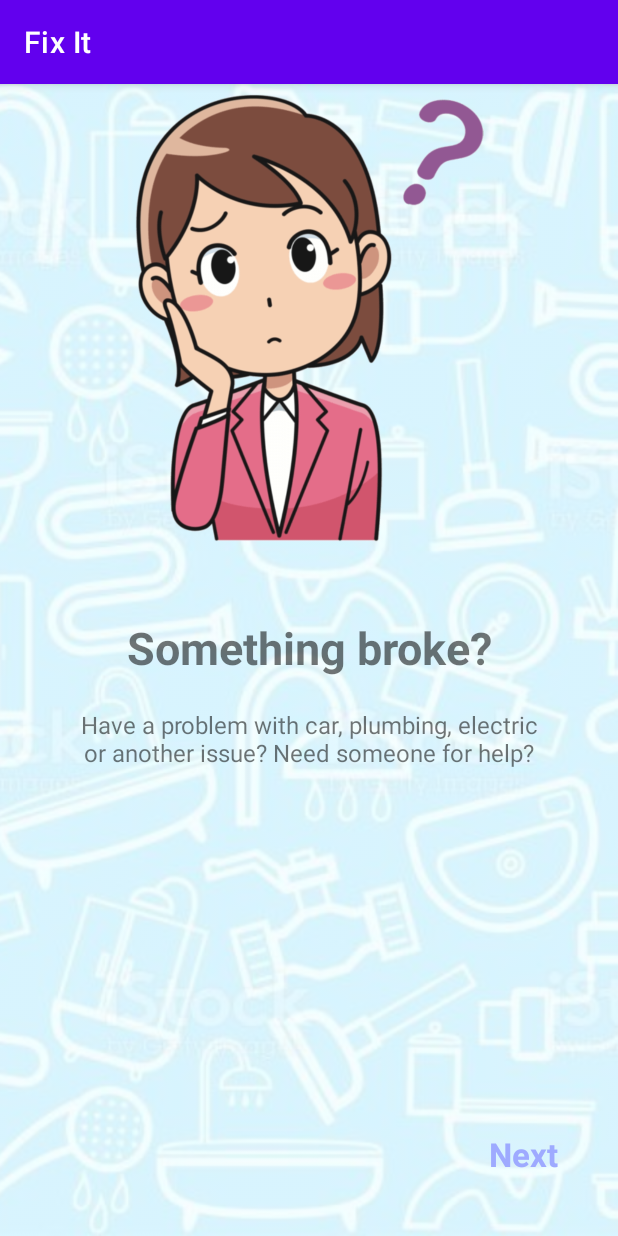
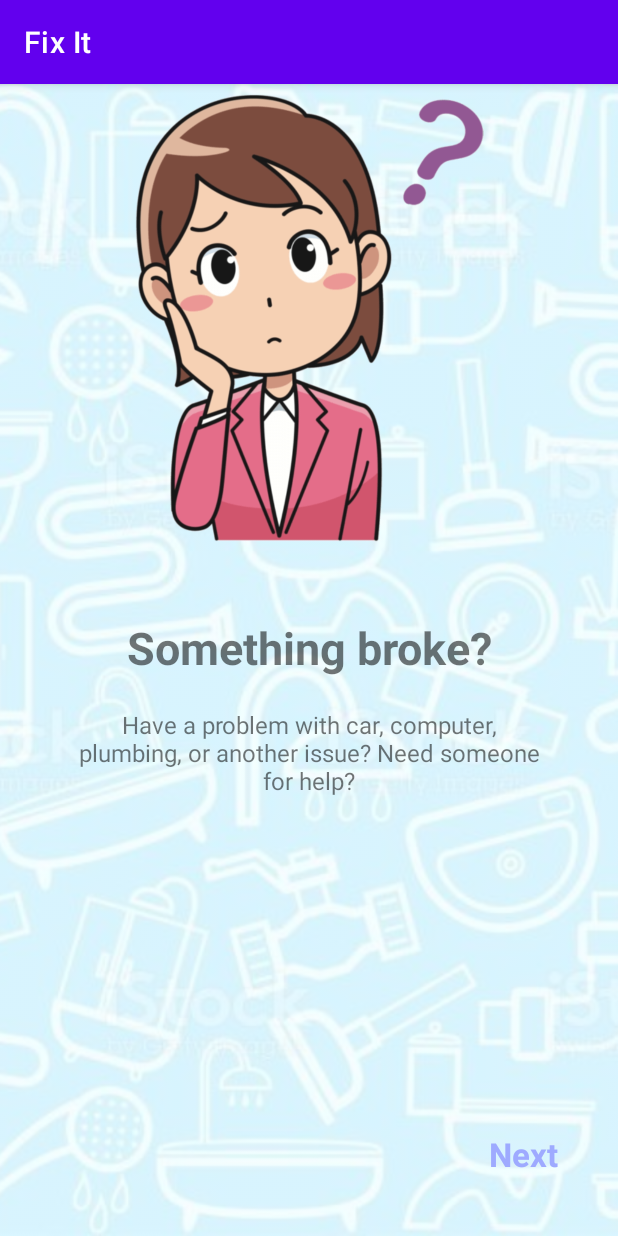
Before and after one commit to Harnet69/Fix-It, an Android app: the screen it shows after launch (MainActivity), on a phone screen of 412 x 824 dp. Run offline under Robolectric (Android 15) with nearby library versions, the phone set to English and light mode, and no system bars; our stand-ins replace data binding; 1 statement that could not run was skipped.

```diff
--- a/app/src/main/res/values/strings.xml
+++ b/app/src/main/res/values/strings.xml
@@ -11,9 +11,8 @@
     <string name="btn_logout_text">Log out</string>
     <string name="standard_background">Standard background</string>
 
-    <string name="hello_blank_fragment">Hello blank fragment</string>
     <string name="onboarding_customer_title">Something broke?</string>
-    <string name="onboarding_customer_desc">Have a problem with car, plumbing, electric or another issue? Need someone for help?</string>
+    <string name="onboarding_customer_desc">Have a problem with car, computer, plumbing, or another issue? Need someone for help?</string>
     <string name="onboarding_executor_title">Are you a handyman?</string>
     <string name="onboarding_executor_desc">Can fix almost anything? Have some free from work time?</string>
     <string name="onboarding_about_title">Fix it</string>
```
Also changed, not shown: 1 other file.
